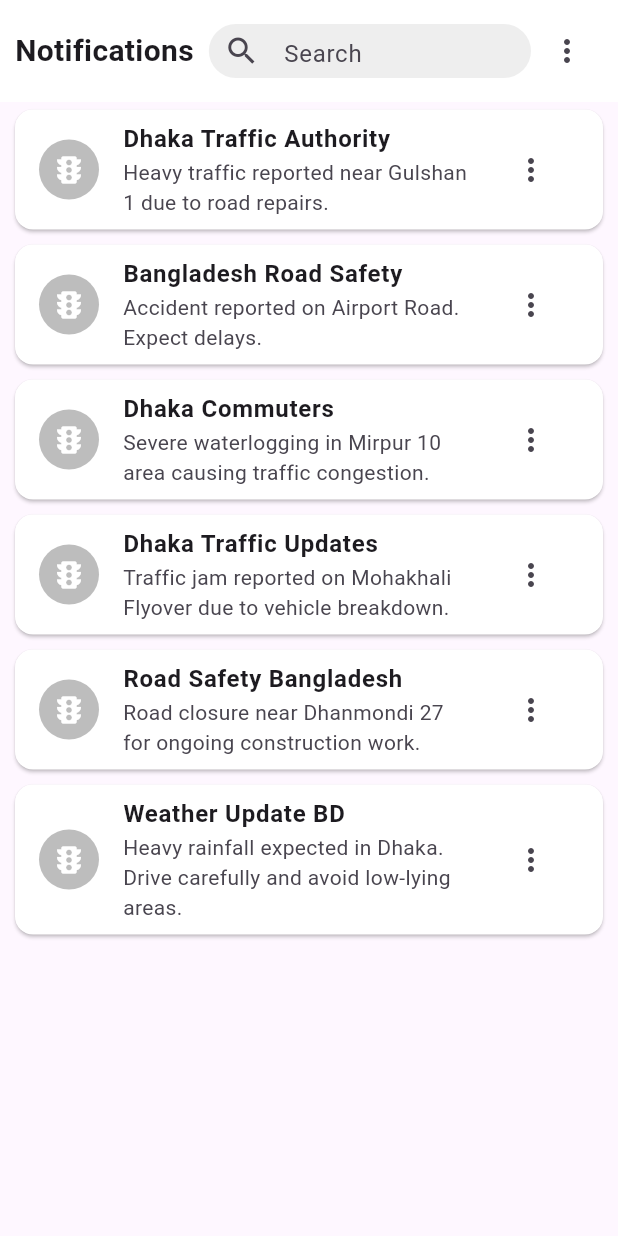
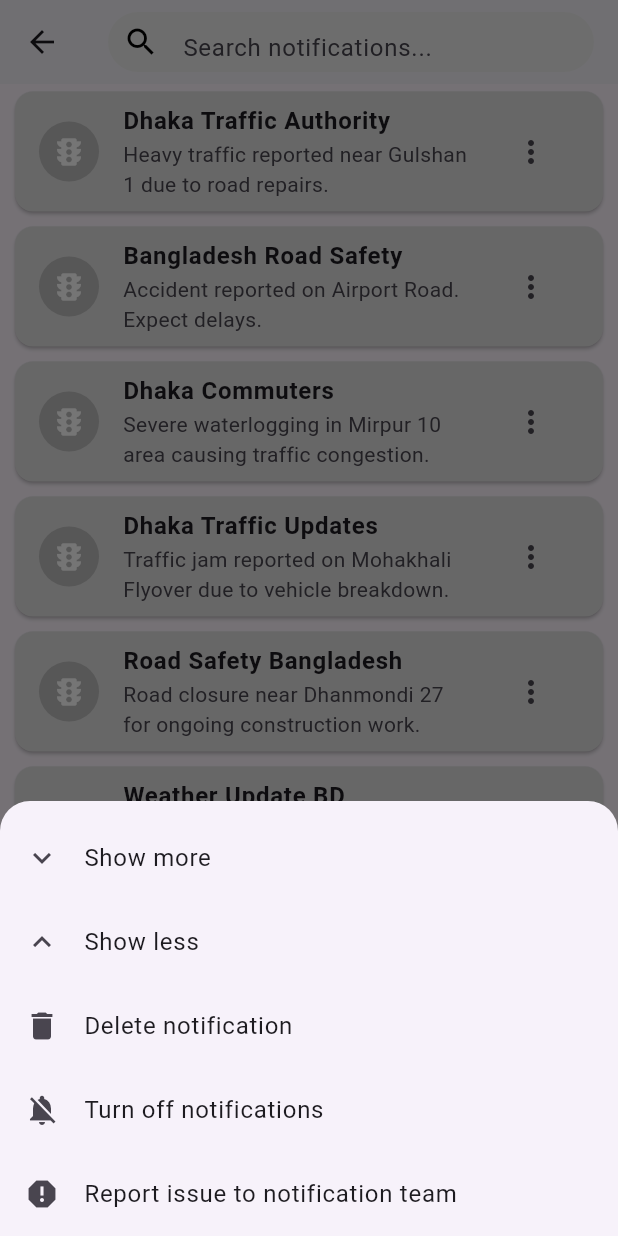
Before and after one commit to emtiaz1/on_the_go, a Flutter app: the NotificationPage screen opened directly, after a tap on the "more vert" icon, on a phone screen of 412 x 824 dp. Run offline on Flutter 3.47's test engine with Material 3 defaults, Android fonts, the phone set to English and light mode, and no system bars; our stand-ins replace cloud_firestore, firebase_auth, firebase_core, flutter_map, google_fonts, icons_plus and 4 more; missing offline and left inert: flutter_map_location_marker; accounts and stored records are empty.

Commit message:
notification vr3

```diff
--- a/lib/notification.dart
+++ b/lib/notification.dart
@@ -66,60 +66,32 @@ class _NotificationPageState extends State<NotificationPage> {
   @override
   Widget build(BuildContext context) {
     return Scaffold(
-      appBar: null,
-      body: Column(
-        children: [
-          _buildBottomHeader(),
-          Expanded(
-            child: ListView.builder(
+      appBar: AppBar(
+        backgroundColor: Colors.white,
+        elevation: 2,
+        title: Container(
+          height: 40,
+          padding: const EdgeInsets.symmetric(horizontal: 10),
+          decoration: BoxDecoration(
+            color: Colors.grey[200],
+            borderRadius: BorderRadius.circular(20),
+          ),
+          child: const TextField(
+            decoration: InputDecoration(
+              border: InputBorder.none,
+              hintText: "Search notifications...",
+              icon: Icon(Icons.search, color: Colors.black),
+            ),
+          ),
+        ),
+        centerTitle: true,
+      ),
+      body: ListView.builder(
         itemCount: notifications.length,
         itemBuilder: (context, index) {
           final notification = notifications[index];
           return _buildNotificationCard(notification, index);
         },
-            ),
-          ),
-        ],
-      ),
-    );
-  }
-
-  Widget _buildBottomHeader() {
-    return Container(
-      padding: const EdgeInsets.symmetric(horizontal: 10, vertical: 10),
-      color: Colors.white,
-      child: Row(
-        children: [
-          const Text(
-            "Notifications",
-            style: TextStyle(
-              fontSize: 20,
-              fontWeight: FontWeight.bold,
-            ),
-          ),
-          const SizedBox(width: 10),
-          Expanded(
-            child: Container(
-              height: 36,
-              padding: const EdgeInsets.symmetric(horizontal: 10),
-              decoration: BoxDecoration(
-                color: Colors.grey[200],
-                borderRadius: BorderRadius.circular(18),
-              ),
-              child: const TextField(
-                decoration: InputDecoration(
-                  border: InputBorder.none,
-                  hintText: "Search",
-                  icon: Icon(Icons.search),
-                ),
-              ),
-            ),
-          ),
-          IconButton(
-            icon: const Icon(Icons.more_vert),
-            onPressed: () {},
-          ),
-        ],
       ),
     );
   }
@@ -128,7 +100,7 @@ class _NotificationPageState extends State<NotificationPage> {
     final bool isSeen = notification['seen'];
     return Card(
       margin: const EdgeInsets.symmetric(horizontal: 10, vertical: 5),
-      color: isSeen ? Colors.grey[300] : Colors.white, // Adjusted color here
+      color: isSeen ? Colors.grey[200] : Colors.grey[300], // Light if seen, dark if unseen
       child: ListTile(
         leading: CircleAvatar(
           backgroundColor: Colors.grey[400],
@@ -143,7 +115,7 @@ class _NotificationPageState extends State<NotificationPage> {
         ),
         onTap: () {
           setState(() {
-            notifications[index]['seen'] = true;  // Mark as seen when tapped
+            notifications[index]['seen'] = true;
           });
         },
       ),
@@ -153,15 +125,19 @@ class _NotificationPageState extends State<NotificationPage> {
   void _showBottomMenu(int index) {
     showModalBottomSheet(
       context: context,
+      isScrollControlled: true,
       shape: const RoundedRectangleBorder(
         borderRadius: BorderRadius.vertical(top: Radius.circular(20)),
       ),
       builder: (context) {
-        return Padding(
-          padding: const EdgeInsets.symmetric(vertical: 20),
+        return SingleChildScrollView(
+          child: Padding(
+            padding:
+                EdgeInsets.only(bottom: MediaQuery.of(context).viewInsets.bottom),
             child: Column(
               mainAxisSize: MainAxisSize.min,
               children: [
+                const SizedBox(height: 10),
                 ListTile(
                   leading: const Icon(Icons.expand_more),
                   title: const Text("Show more"),
@@ -206,6 +182,7 @@ class _NotificationPageState extends State<NotificationPage> {
                 ),
               ],
             ),
+          ),
         );
       },
     );
```
Lines whose indentation alone changed are shown as unchanged.
